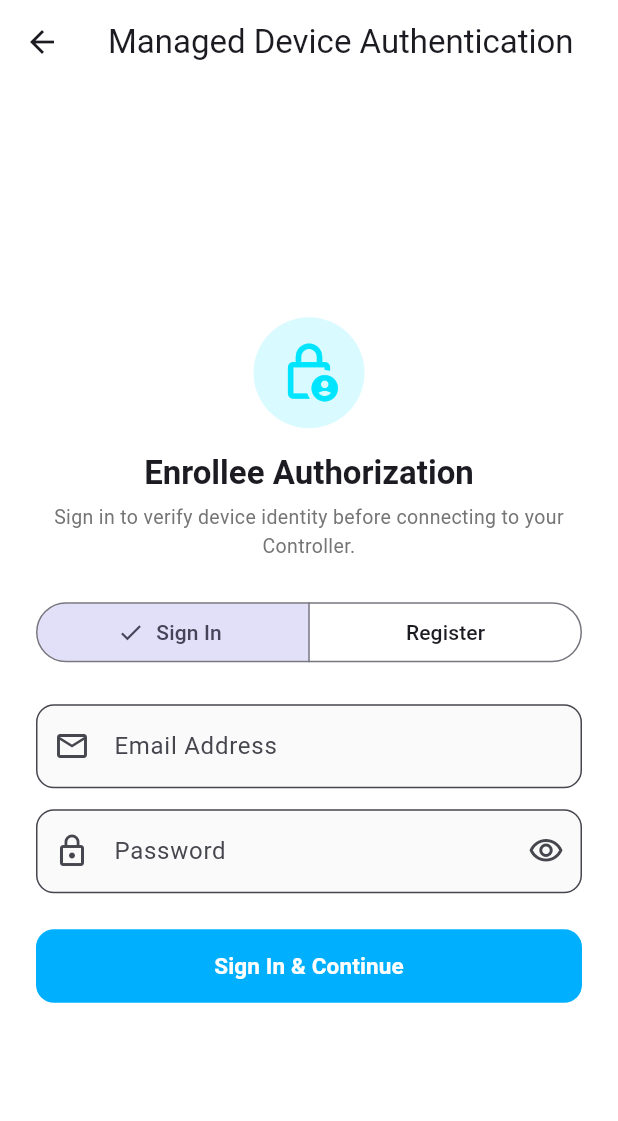
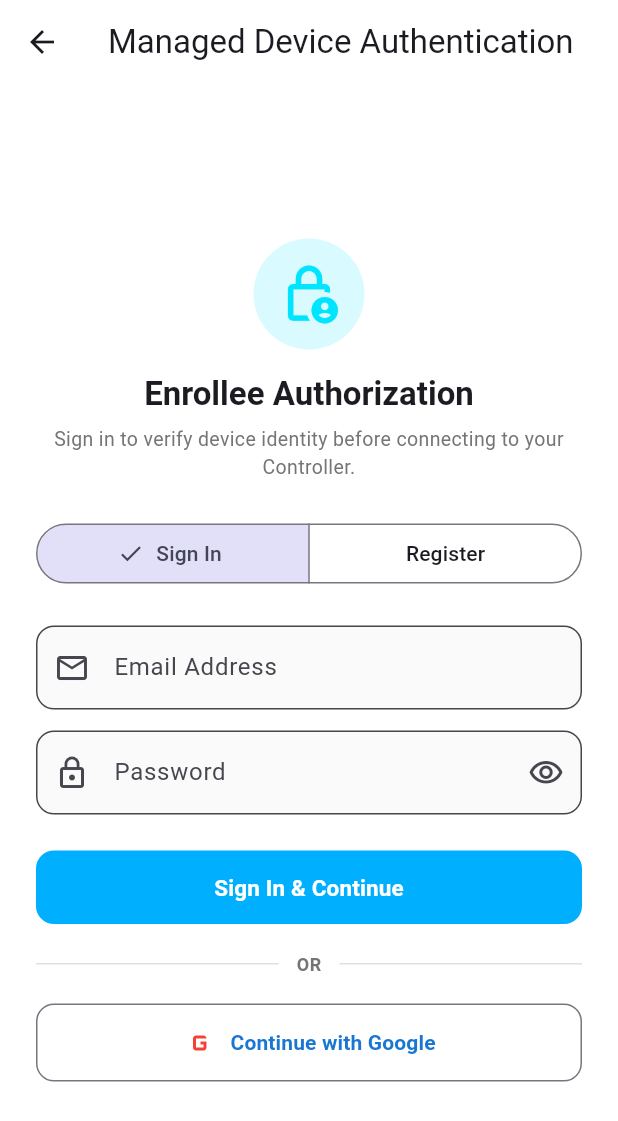
Before and after one commit to vinaysahu-11/futuer, a Flutter app: the AgentAuthScreen screen opened directly, on a phone screen of 412 x 824 dp. Shown: the top 1121 px of the screen. Run offline on Flutter 3.47's test engine with Material 3 defaults, Android fonts, the phone set to English and light mode, and no system bars; our stand-ins replace flutter_secure_storage, geolocator, google_maps_flutter; missing offline and left inert: insforge_flutter; accounts and stored records are empty; network calls fail.

Commit message:
feat: add Google OAuth login for Controller and Agent and web Chrome support

```diff
--- a/lib/screens/agent/auth/agent_auth_screen.dart
+++ b/lib/screens/agent/auth/agent_auth_screen.dart
@@ -62,6 +62,24 @@ class _AgentAuthScreenState extends State<AgentAuthScreen> {
     } finally {
       if (mounted) {
         setState(() {
+          _isLoading = false;
+        });
+      }
+    }
+  }
+
+  Future<void> _handleGoogleSignIn() async {
+    setState(() {
+      _isLoading = true;
+      _errorMessage = null;
+    });
+
+    try {
+      await AuthService.instance.signInWithGoogle();
+    } catch (e) {
+      if (mounted) {
+        setState(() {
+          _errorMessage = e.toString().replaceAll('Exception:', '').trim();
           _isLoading = false;
         });
       }
@@ -199,6 +217,41 @@ class _AgentAuthScreenState extends State<AgentAuthScreen> {
                               style: const TextStyle(fontSize: 15, fontWeight: FontWeight.bold),
                             ),
                     ),
+                    const SizedBox(height: 18),
+
+                    Row(
+                      children: [
+                        Expanded(child: Divider(color: isDark ? Colors.grey.shade800 : Colors.grey.shade300)),
+                        Padding(
+                          padding: const EdgeInsets.symmetric(horizontal: 12),
+                          child: Text(
+                            'OR',
+                            style: TextStyle(
+                              fontSize: 12,
+                              fontWeight: FontWeight.bold,
+                              color: isDark ? Colors.grey.shade500 : Colors.grey.shade600,
+                            ),
+                          ),
+                        ),
+                        Expanded(child: Divider(color: isDark ? Colors.grey.shade800 : Colors.grey.shade300)),
+                      ],
+                    ),
+                    const SizedBox(height: 18),
+
+                    OutlinedButton.icon(
+                      onPressed: _isLoading ? null : _handleGoogleSignIn,
+                      icon: Image.network(
+                        'https://www.gstatic.com/images/branding/product/2x/googleg_48dp.png',
+                        height: 20,
+                        width: 20,
+                        errorBuilder: (_, __, ___) => const Icon(Icons.g_mobiledata, size: 24, color: Colors.red),
+                      ),
+                      label: const Text('Continue with Google', style: TextStyle(fontWeight: FontWeight.w600)),
+                      style: OutlinedButton.styleFrom(
+                        padding: const EdgeInsets.symmetric(vertical: 14),
+                        shape: RoundedRectangleBorder(borderRadius: BorderRadius.circular(12)),
+                      ),
+                    ),
                   ],
                 ),
               ),
--- a/lib/screens/splash_gate.dart
+++ b/lib/screens/splash_gate.dart
@@ -1,4 +1,5 @@
 import 'dart:async';
+import 'package:flutter/foundation.dart';
 import 'package:flutter/material.dart';
 import 'package:insforge_flutter/insforge_flutter.dart';
 import '../services/auth_service.dart';
@@ -44,6 +45,11 @@ class _SplashGateState extends State<SplashGate> {
   Future<void> _initApp() async {
     // 1. Initialize backend connection
     await InsforgeService.instance.initializeFromSavedOrConfig();
+
+    // Check for returning OAuth callback (Google Login redirect)
+    if (kIsWeb) {
+      await AuthService.instance.handleOAuthCallbackIfPresent(Uri.base);
+    }
 
     // 2. Load configured role
     await RoleService.instance.loadConfiguredRole();
--- a/pubspec.yaml
+++ b/pubspec.yaml
@@ -16,6 +16,7 @@ dependencies:
   google_maps_flutter: ^2.14.2
   geolocator: ^14.0.2
   intl: ^0.20.3
+  url_launcher: ^6.3.1
 
 dev_dependencies:
   flutter_test:
```
Also changed, not shown: lib/screens/controller/auth/controller_auth_screen.dart (+56 -1 lines), lib/services/auth_service.dart (+63 -0 lines), pubspec.lock, 8 other files.
